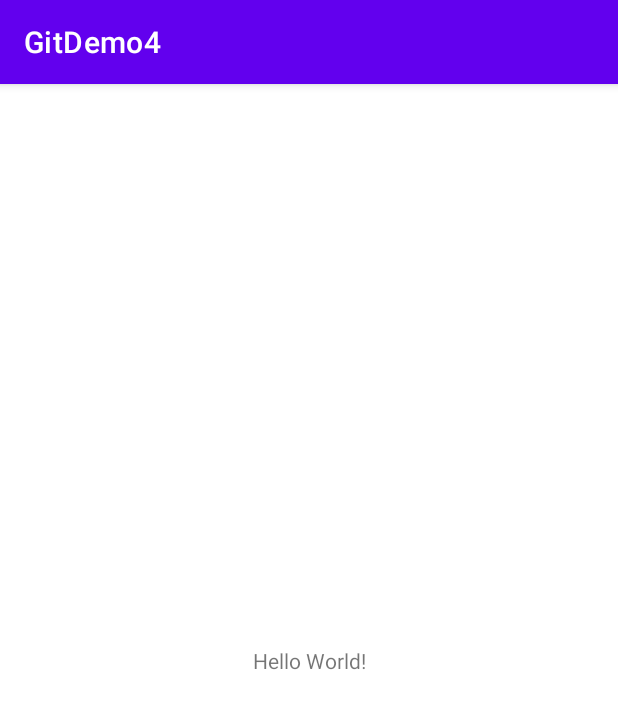
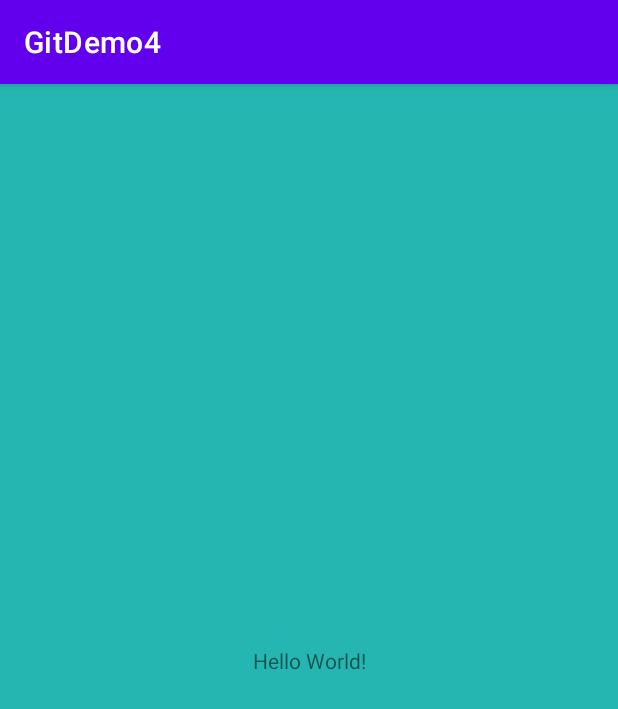
Before and after one commit to AnvarZZ/GitDemo4, an Android app: the screen it shows after launch (MainActivity), on a phone screen of 412 x 824 dp. Shown: the top 709 px of the screen. Run offline under Robolectric (Android 15) with nearby library versions, the phone set to English and light mode, and no system bars.

Commit message:
Change background color

```diff
--- a/app/src/main/res/layout/activity_main.xml
+++ b/app/src/main/res/layout/activity_main.xml
@@ -4,6 +4,7 @@
     xmlns:tools="http://schemas.android.com/tools"
     android:layout_width="match_parent"
     android:layout_height="match_parent"
+    android:background="#26B6B1"
     tools:context=".MainActivity">
 
     <TextView
```
